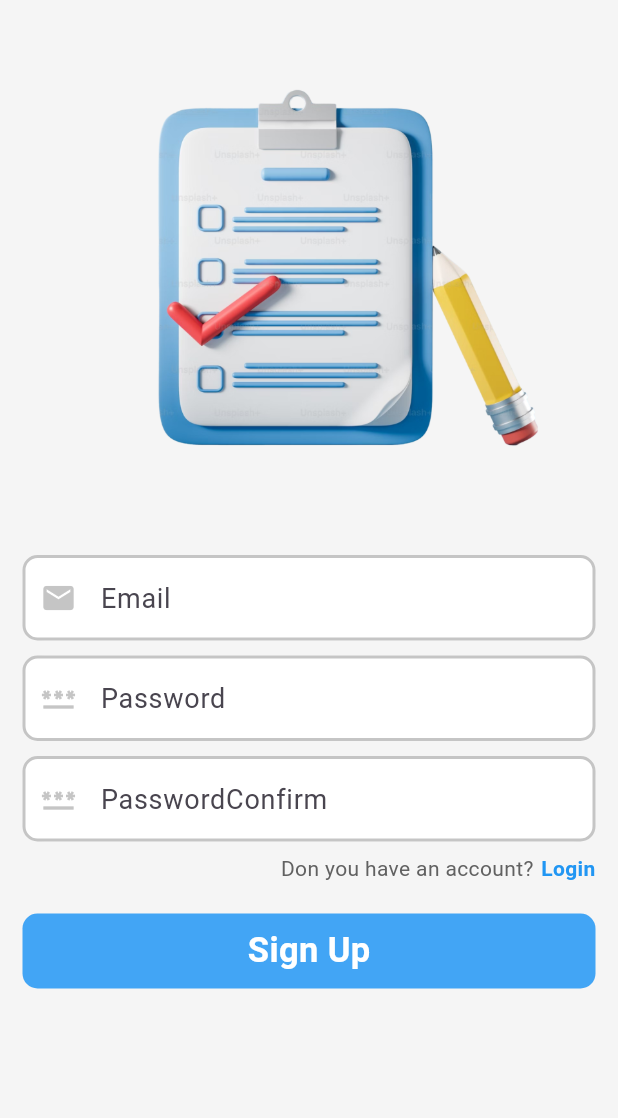
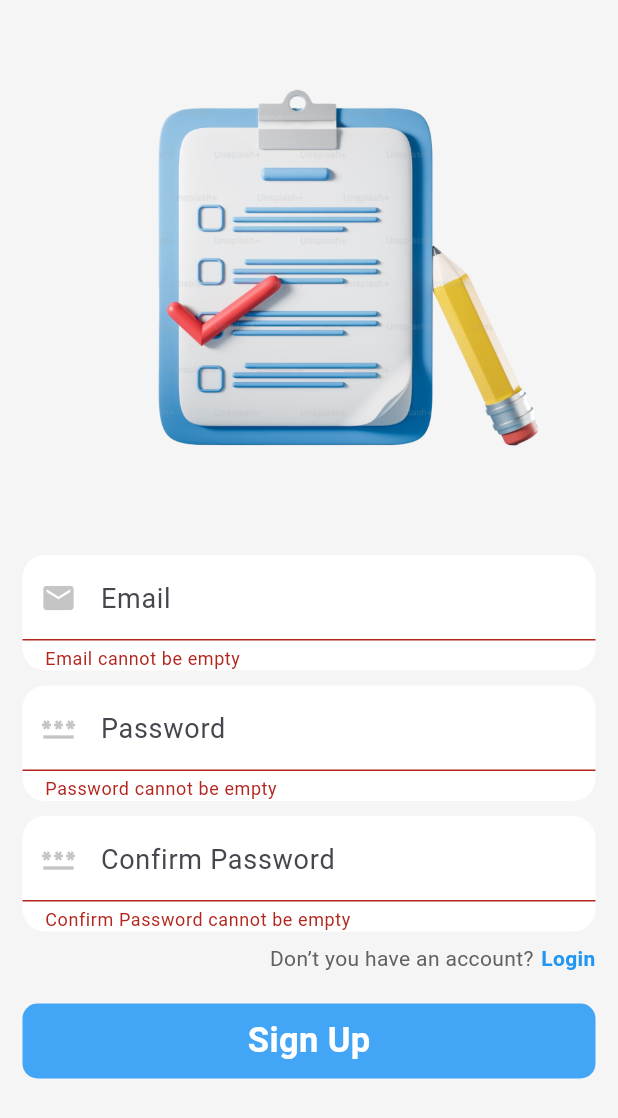
Before and after one commit to Shahwan77/To_do_list, a Flutter app: the SignUp_Screen screen opened directly with empty values, after a tap on "Sign Up", on a phone screen of 412 x 824 dp. Shown: the top 1118 px of the screen. Run offline on Flutter 3.47's test engine with Material 3 defaults, Android fonts, the phone set to English and light mode, and no system bars; our stand-ins replace cloud_firestore, firebase_auth, firebase_core, flutter_screenutil; accounts and stored records are empty.

Commit message:
commit 3

```diff
--- a/lib/screen/SingUP.dart
+++ b/lib/screen/SingUP.dart
@@ -11,27 +11,21 @@ class SignUp_Screen extends StatefulWidget {
 }
 
 class _SignUp_ScreenState extends State<SignUp_Screen> {
+  final _formKey = GlobalKey<FormState>();
+  final emailController = TextEditingController();
+  final passwordController = TextEditingController();
+  final passwordConfirmController = TextEditingController();
+
   FocusNode _focusNode1 = FocusNode();
   FocusNode _focusNode2 = FocusNode();
   FocusNode _focusNode3 = FocusNode();
 
-  final email = TextEditingController();
-  final password = TextEditingController();
-  final PasswordConfirm = TextEditingController();
-
   @override
   void initState() {
-    // TODO: implement initState
     super.initState();
-    _focusNode1.addListener(() {
-      setState(() {});
-    });
-    _focusNode2.addListener(() {
-      setState(() {});
-    });
-    _focusNode3.addListener(() {
-      setState(() {});
-    });
+    _focusNode1.addListener(() => setState(() {}));
+    _focusNode2.addListener(() => setState(() {}));
+    _focusNode3.addListener(() => setState(() {}));
   }
 
   @override
@@ -40,22 +34,66 @@ class _SignUp_ScreenState extends State<SignUp_Screen> {
       backgroundColor: backgroundColors,
       body: SafeArea(
         child: SingleChildScrollView(
+          child: Form(
+            key: _formKey, // Add form key
             child: Column(
               children: [
                 SizedBox(height: 20),
                 image(),
                 SizedBox(height: 50),
-              textfield(email, _focusNode1, 'Email', Icons.email),
+                textfield(
+                  emailController,
+                  _focusNode1,
+                  'Email',
+                  Icons.email,
+                      (value) {
+                    if (value == null || value.isEmpty) {
+                      return 'Email cannot be empty';
+                    }
+                    if (!RegExp(r'^[^@]+@[^@]+\.[^@]+').hasMatch(value)) {
+                      return 'Enter a valid email';
+                    }
+                    return null;
+                  },
+                ),
                 SizedBox(height: 10),
-              textfield(password, _focusNode2, 'Password', Icons.password),
+                textfield(
+                  passwordController,
+                  _focusNode2,
+                  'Password',
+                  Icons.password,
+                      (value) {
+                    if (value == null || value.isEmpty) {
+                      return 'Password cannot be empty';
+                    }
+                    if (value.length < 6) {
+                      return 'Password must be at least 6 characters long';
+                    }
+                    return null;
+                  },
+                ),
                 SizedBox(height: 10),
-              textfield(PasswordConfirm, _focusNode3, 'PasswordConfirm',
-                  Icons.password),
+                textfield(
+                  passwordConfirmController,
+                  _focusNode3,
+                  'Confirm Password',
+                  Icons.password,
+                      (value) {
+                    if (value == null || value.isEmpty) {
+                      return 'Confirm Password cannot be empty';
+                    }
+                    if (value != passwordController.text) {
+                      return 'Passwords do not match';
+                    }
+                    return null;
+                  },
+                ),
                 SizedBox(height: 8),
                 account(),
                 SizedBox(height: 20),
                 SignUP_bottom(),
               ],
+            ),
           ),
         ),
       ),
@@ -69,7 +107,7 @@ class _SignUp_ScreenState extends State<SignUp_Screen> {
         mainAxisAlignment: MainAxisAlignment.end,
         children: [
           Text(
-            "Don you have an account?",
+            "Don’t you have an account?",
             style: TextStyle(color: Colors.grey[700], fontSize: 14),
           ),
           SizedBox(width: 5),
@@ -93,8 +131,10 @@ class _SignUp_ScreenState extends State<SignUp_Screen> {
       padding: const EdgeInsets.symmetric(horizontal: 15),
       child: GestureDetector(
         onTap: () {
+          if (_formKey.currentState!.validate()) {
             AuthenticationRemote()
-              .register(email.text, password.text, PasswordConfirm.text);
+                .register(emailController.text, passwordController.text, passwordConfirmController.text);
+          }
         },
         child: Container(
           alignment: Alignment.center,
@@ -118,7 +158,7 @@ class _SignUp_ScreenState extends State<SignUp_Screen> {
   }
 
   Widget textfield(TextEditingController _controller, FocusNode _focusNode,
-      String typeName, IconData iconss) {
+      String typeName, IconData iconss, String? Function(String?)? validator) {
     return Padding(
       padding: const EdgeInsets.symmetric(horizontal: 15),
       child: Container(
@@ -126,10 +166,11 @@ class _SignUp_ScreenState extends State<SignUp_Screen> {
           color: Colors.white,
           borderRadius: BorderRadius.circular(15),
         ),
-        child: TextField(
+        child: TextFormField(
           controller: _controller,
           focusNode: _focusNode,
           style: TextStyle(fontSize: 18, color: Colors.black),
+          validator: validator,
           decoration: InputDecoration(
               prefixIcon: Icon(
                 iconss,
```
Lines whose indentation alone changed are shown as unchanged.
